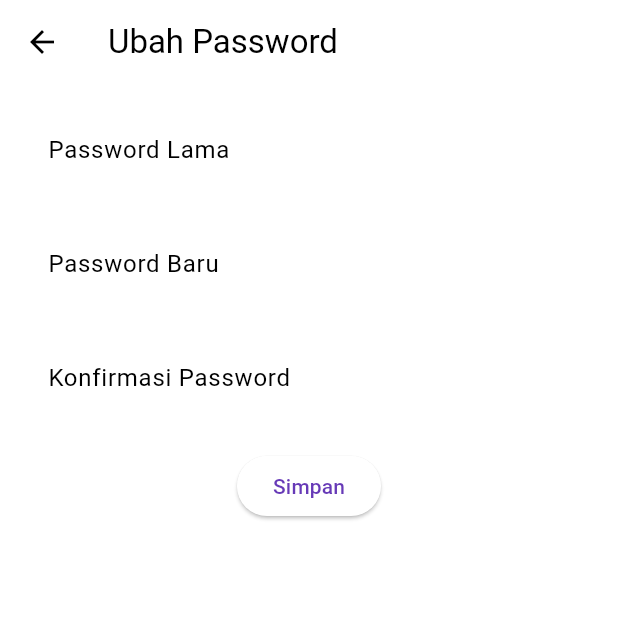
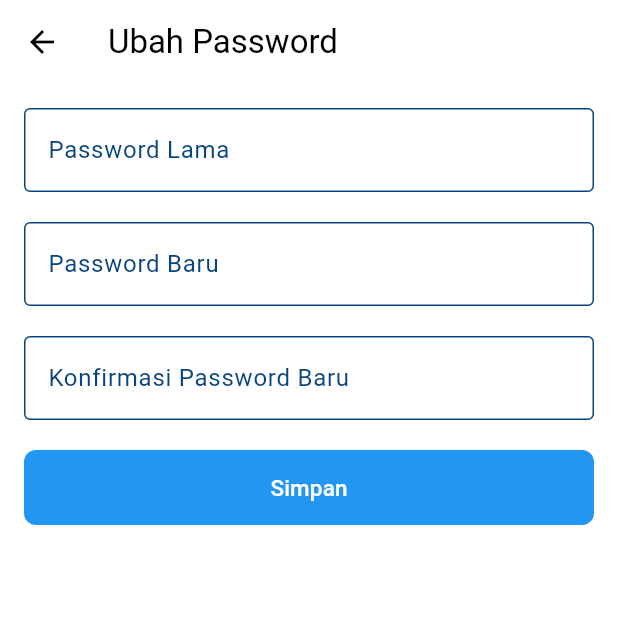
Before and after one commit to PBP-Ganjil-2024-2025-D12/BekasBerkelasMobile, a Flutter app: the ChangePasswordPage screen opened directly, on a phone screen of 412 x 824 dp, the top half of it. Run offline on Flutter 3.47's test engine with Material 3 defaults, Android fonts, the phone set to English and light mode, and no system bars; our stand-ins replace flutter_secure_storage, flutter_staggered_animations, image_picker; missing offline and left inert: pbp_django_auth; accounts and stored records are empty.

Commit message:
refactor and implement buttons based on user role

```diff
--- a/lib/user_dashboard/screen/change_password.dart
+++ b/lib/user_dashboard/screens/change_password.dart
@@ -1,5 +1,5 @@
 import 'dart:convert';
-
+import 'package:bekas_berkelas_mobile/user_dashboard/widgets/button.dart';
 import 'package:flutter/material.dart';
 import 'package:pbp_django_auth/pbp_django_auth.dart';
 import 'package:provider/provider.dart';
@@ -75,9 +75,19 @@ class ChangePasswordPageState extends State<ChangePasswordPage> {
             children: [
               TextFormField(
                 controller: _oldPasswordController,
+                cursorColor: const Color.fromARGB(255, 9, 68, 127),
                 decoration: const InputDecoration(
                   labelText: 'Password Lama',
-                  border: OutlineInputBorder(),
+                  labelStyle: TextStyle(color: Color.fromARGB(255, 9, 68, 127)),
+                  border: OutlineInputBorder(
+                    borderSide: BorderSide(color: Color.fromARGB(255, 9, 68, 127)),
+                  ),
+                  enabledBorder: OutlineInputBorder(
+                    borderSide: BorderSide(color: Color.fromARGB(255, 9, 68, 127)),
+                  ),
+                  focusedBorder: OutlineInputBorder(
+                    borderSide: BorderSide(color: Colors.blue)
+                  )
                 ),
                 obscureText: true,
                 validator: (value) {
@@ -90,9 +100,19 @@ class ChangePasswordPageState extends State<ChangePasswordPage> {
               const SizedBox(height: 20),
               TextFormField(
                 controller: _passwordController,
+                cursorColor: const Color.fromARGB(255, 9, 68, 127),
                 decoration: const InputDecoration(
                   labelText: 'Password Baru',
-                  border: OutlineInputBorder(),
+                  labelStyle: TextStyle(color: Color.fromARGB(255, 9, 68, 127)),
+                  border: OutlineInputBorder(
+                    borderSide: BorderSide(color: Color.fromARGB(255, 9, 68, 127)),
+                  ),
+                  enabledBorder: OutlineInputBorder(
+                    borderSide: BorderSide(color: Color.fromARGB(255, 9, 68, 127)),
+                  ),
+                  focusedBorder: OutlineInputBorder(
+                    borderSide: BorderSide(color: Colors.blue)
+                  )
                 ),
                 obscureText: true,
                 validator: (value) {
@@ -106,10 +126,19 @@ class ChangePasswordPageState extends State<ChangePasswordPage> {
               ),
               const SizedBox(height: 20),
               TextFormField(
-                controller: _confirmPasswordController,
+                controller: _confirmPasswordController,cursorColor: const Color.fromARGB(255, 9, 68, 127),
                 decoration: const InputDecoration(
-                  labelText: 'Konfirmasi Password',
-                  border: OutlineInputBorder(),
+                  labelText: 'Konfirmasi Password Baru',
+                  labelStyle: TextStyle(color: Color.fromARGB(255, 9, 68, 127)),
+                  border: OutlineInputBorder(
+                    borderSide: BorderSide(color: Color.fromARGB(255, 9, 68, 127)),
+                  ),
+                  enabledBorder: OutlineInputBorder(
+                    borderSide: BorderSide(color: Color.fromARGB(255, 9, 68, 127)),
+                  ),
+                  focusedBorder: OutlineInputBorder(
+                    borderSide: BorderSide(color: Colors.blue)
+                  )
                 ),
                 obscureText: true,
                 validator: (value) {
@@ -123,10 +152,7 @@ class ChangePasswordPageState extends State<ChangePasswordPage> {
               ),
               const SizedBox(height: 20),
               Center(
-                child: ElevatedButton(
-                  onPressed: () => _submitForm(request),
-                  child: const Text('Simpan'),
-                ),
+                child: SubmitButton(onPressed: () => _submitForm(request), text: 'Simpan')
               ),
             ],
           ),
--- /dev/null
+++ b/lib/user_dashboard/widgets/button.dart
@@ -0,0 +1,70 @@
+import 'package:flutter/material.dart';
+
+class SubmitButton extends StatelessWidget {
+  final VoidCallback onPressed;
+  final String text;
+
+  const SubmitButton({
+    super.key,
+    required this.onPressed,
+    required this.text,
+  });
+
+  @override
+  Widget build(BuildContext context) {
+    return ElevatedButton(
+      onPressed: onPressed,
+      style: ElevatedButton.styleFrom(
+        backgroundColor: Colors.blue, // Warna latar belakang tombol
+        foregroundColor: Colors.white, // Warna teks tombol// Warna tombol saat tidak aktif
+        shadowColor: Colors.black, // Warna bayangan tombol
+        elevation: 0, // Ketinggian bayangan tombol
+        minimumSize: const Size(double.infinity, 50), // Ukuran minimum tombol
+        shape: RoundedRectangleBorder(
+          borderRadius: BorderRadius.circular(8), // Bentuk border tombol
+        ),
+        overlayColor: Colors.black, // Warna efek material saat tombol ditekan
+      ),
+      child: Text(
+        text,
+        style: const TextStyle(fontSize: 15, color: Colors.white),
+      ),
+    );
+  }
+}
+
+class SelectionButton extends StatelessWidget {
+  final VoidCallback onPressed;
+  final String text;
+  final IconData icon;
+  final Color? color;
+
+  const SelectionButton({
+    super.key,
+    required this.onPressed,
+    required this.text,
+    required this.icon,
+    this.color,
+  });
+
+  @override
+  Widget build(BuildContext context) {
+    return ElevatedButton.icon(
+      onPressed: onPressed,
+      style: ElevatedButton.styleFrom(
+        minimumSize: const Size(double.infinity, 50),
+        shape: RoundedRectangleBorder(
+          borderRadius: BorderRadius.circular(8),
+        ),
+      ),
+      icon: Icon(
+        icon,
+        color: color ?? const Color.fromARGB(255, 9, 68, 127),
+      ),
+      label: Text(
+        text,
+        style: TextStyle(fontSize: 15, color: color ?? const Color.fromARGB(255, 9, 68, 127)),
+      ),
+    );
+  }
+}
```
Also changed, not shown: lib/user_dashboard/screens/change_NoTelp.dart (renamed from lib/user_dashboard/screen/change_NoTelp.dart, +13 -5 lines), lib/user_dashboard/screens/change_email.dart (renamed from lib/user_dashboard/screen/change_email.dart, +13 -8 lines), lib/user_dashboard/screens/change_name.dart (renamed from lib/user_dashboard/screen/change_name.dart, +13 -7 lines), lib/user_dashboard/screens/dashboard.dart (renamed from lib/user_dashboard/screen/dashboard.dart, +53 -48 lines).
